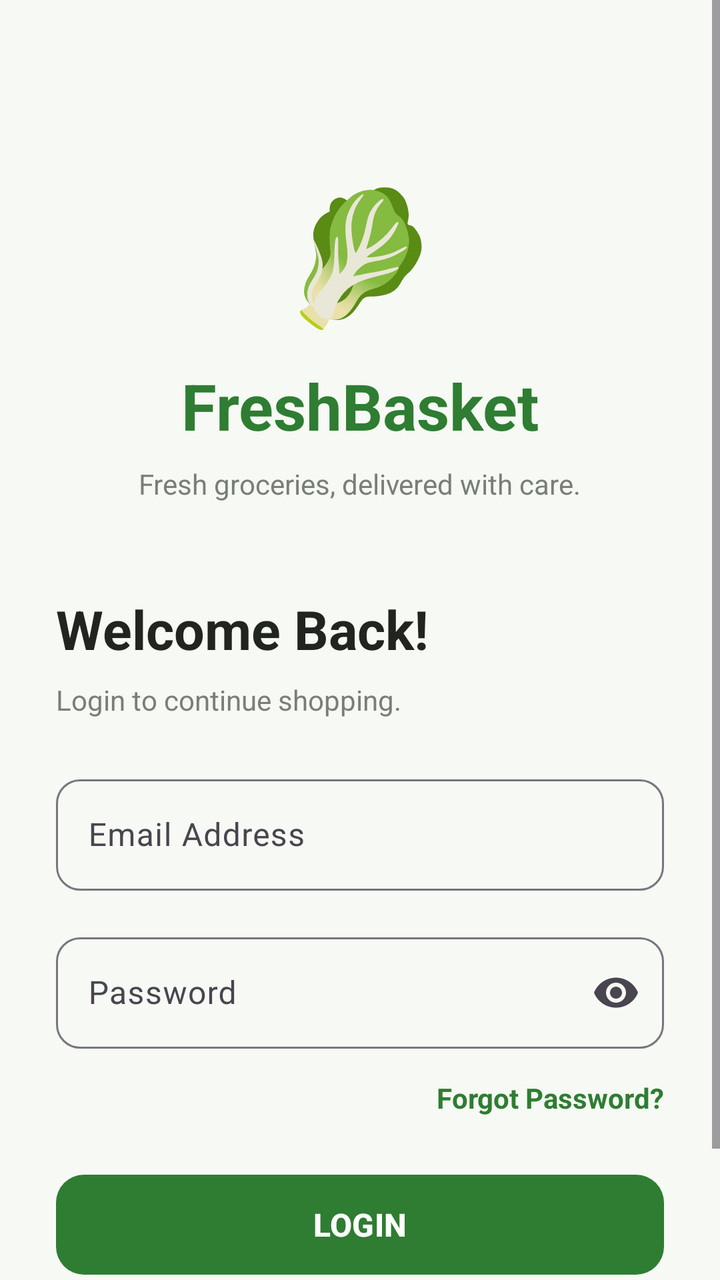
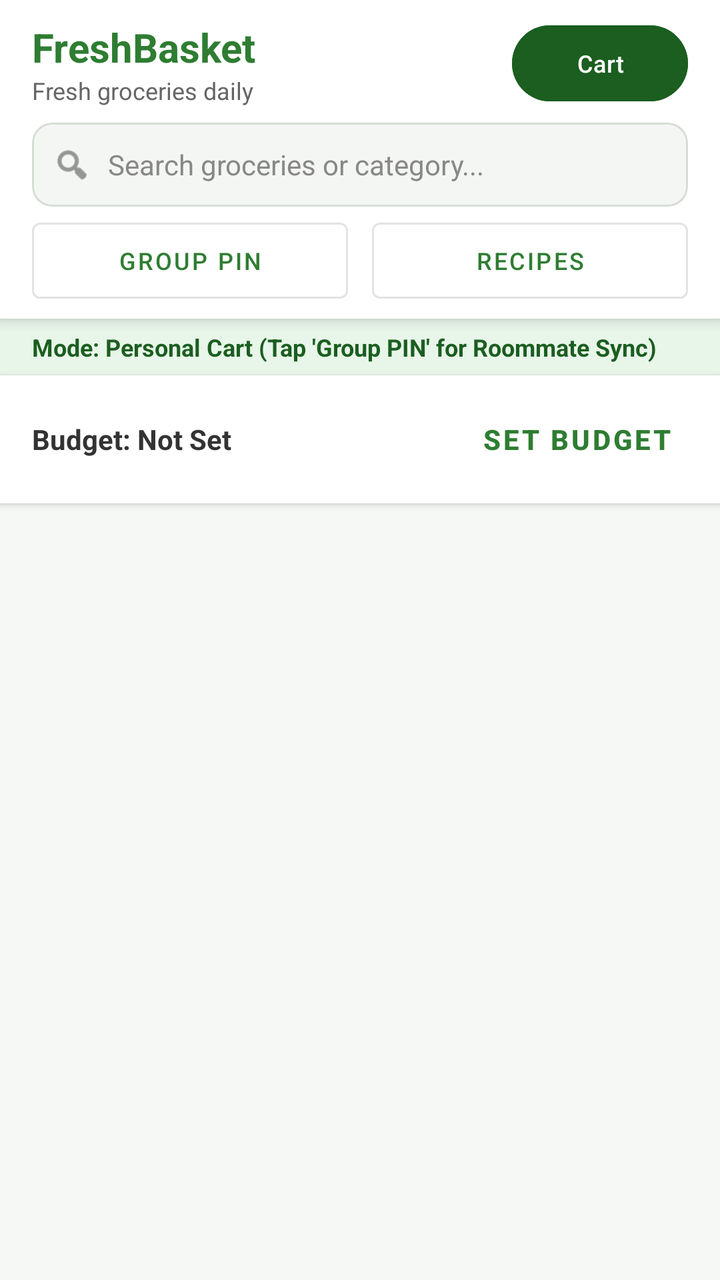

Compare the two renders of this Android layout. The source of the first and the diff that turns it into the second are given below.
<!-- AndroidManifest.xml: application theme Theme.Grocery -->
<!-- res/layout/activity_main.xml -->
<?xml version="1.0" encoding="utf-8"?>
<ScrollView xmlns:android="http://schemas.android.com/apk/res/android"
    xmlns:app="http://schemas.android.com/apk/res-auto"
    android:id="@+id/main"
    android:layout_width="match_parent"
    android:layout_height="match_parent"
    android:background="@color/background"
    android:fillViewport="true">

    <LinearLayout
        android:layout_width="match_parent"
        android:layout_height="wrap_content"
        android:orientation="vertical"
        android:gravity="center_horizontal"
        android:padding="28dp">

        <View
            android:layout_width="match_parent"
            android:layout_height="55dp" />

        <TextView
            android:layout_width="wrap_content"
            android:layout_height="wrap_content"
            android:text="🥬"
            android:textSize="65sp" />

        <TextView
            android:layout_width="wrap_content"
            android:layout_height="wrap_content"
            android:text="FreshBasket"
            android:textSize="32sp"
            android:textStyle="bold"
            android:textColor="@color/primary"
            android:layout_marginTop="12dp" />

        <TextView
            android:layout_width="wrap_content"
            android:layout_height="wrap_content"
            android:text="Fresh groceries, delivered with care."
            android:textSize="14sp"
            android:textColor="@color/text_secondary"
            android:layout_marginTop="8dp" />

        <View
            android:layout_width="match_parent"
            android:layout_height="45dp" />

        <TextView
            android:layout_width="match_parent"
            android:layout_height="wrap_content"
            android:text="Welcome Back!"
            android:textSize="27sp"
            android:textStyle="bold"
            android:textColor="@color/black" />

        <TextView
            android:layout_width="match_parent"
            android:layout_height="wrap_content"
            android:text="Login to continue shopping."
            android:textSize="14sp"
            android:textColor="@color/text_secondary"
            android:layout_marginTop="8dp"
            android:layout_marginBottom="25dp" />

        <com.google.android.material.textfield.TextInputLayout
            android:layout_width="match_parent"
            android:layout_height="wrap_content"
            android:hint="Email Address"
            app:boxBackgroundMode="outline"
            app:boxCornerRadiusTopStart="12dp"
            app:boxCornerRadiusTopEnd="12dp"
            app:boxCornerRadiusBottomStart="12dp"
            app:boxCornerRadiusBottomEnd="12dp">

            <com.google.android.material.textfield.TextInputEditText
                android:id="@+id/etEmail"
                android:layout_width="match_parent"
                android:layout_height="wrap_content"
                android:inputType="textEmailAddress" />

        </com.google.android.material.textfield.TextInputLayout>

        <com.google.android.material.textfield.TextInputLayout
            android:layout_width="match_parent"
            android:layout_height="wrap_content"
            android:hint="Password"
            android:layout_marginTop="18dp"
            app:boxBackgroundMode="outline"
            app:boxCornerRadiusTopStart="12dp"
            app:boxCornerRadiusTopEnd="12dp"
            app:boxCornerRadiusBottomStart="12dp"
            app:boxCornerRadiusBottomEnd="12dp"
            app:endIconMode="password_toggle">

            <com.google.android.material.textfield.TextInputEditText
                android:id="@+id/etPassword"
                android:layout_width="match_parent"
                android:layout_height="wrap_content"
                android:inputType="textPassword" />

        </com.google.android.material.textfield.TextInputLayout>

        <TextView
            android:id="@+id/tvForgotPassword"
            android:layout_width="wrap_content"
            android:layout_height="wrap_content"
            android:text="Forgot Password?"
            android:textColor="@color/primary"
            android:textStyle="bold"
            android:layout_gravity="end"
            android:layout_marginTop="15dp" />

        <com.google.android.material.button.MaterialButton
            android:id="@+id/btnLogin"
            android:layout_width="match_parent"
            android:layout_height="58dp"
            android:text="LOGIN"
            android:textSize="16sp"
            android:textStyle="bold"
            android:layout_marginTop="25dp"
            app:cornerRadius="14dp"
            app:backgroundTint="@color/primary" />

        <LinearLayout
            android:layout_width="wrap_content"
            android:layout_height="wrap_content"
            android:orientation="horizontal"
            android:layout_marginTop="25dp">

            <TextView
                android:layout_width="wrap_content"
                android:layout_height="wrap_content"
                android:text="Don't have an account? "
                android:textColor="@color/text_secondary" />

            <TextView
                android:id="@+id/tvRegister"
                android:layout_width="wrap_content"
                android:layout_height="wrap_content"
                android:text="Register"
                android:textColor="@color/primary"
                android:textStyle="bold" />

        </LinearLayout>

    </LinearLayout>

</ScrollView>
<!-- resources referenced by this layout -->
<resources>
  <color name="background">#F7F9F4</color>
  <color name="black">#202520</color>
  <color name="primary">#2E7D32</color>
  <color name="text_secondary">#777F77</color>
  <style name="Theme.Grocery" parent="Base.Theme.Grocery" />
  <style name="Base.Theme.Grocery" parent="Theme.Material3.DayNight.NoActionBar">
          <item name="colorPrimary">@color/primary</item>
          <item name="colorOnPrimary">@color/white</item>
          <item name="colorSecondary">@color/accent</item>
          <item name="android:statusBarColor">@color/background</item>
          <item name="android:navigationBarColor">@color/background</item>
          <item name="android:windowLightStatusBar">true</item>
          <item name="android:windowBackground">@color/background</item>
      </style>
  <color name="white">#FFFFFF</color>
  <color name="accent">#8BC34A</color>
</resources>

<!-- the commit's change to res/layout/activity_main.xml (unified diff, before → after) -->
@@ -1,148 +1,211 @@
 <?xml version="1.0" encoding="utf-8"?>
-<ScrollView xmlns:android="http://schemas.android.com/apk/res/android"
+<LinearLayout xmlns:android="http://schemas.android.com/apk/res/android"
     xmlns:app="http://schemas.android.com/apk/res-auto"
-    android:id="@+id/main"
     android:layout_width="match_parent"
     android:layout_height="match_parent"
-    android:background="@color/background"
-    android:fillViewport="true">
-
+    android:background="#F6F8F5"
+    android:orientation="vertical">
+
+    
     <LinearLayout
         android:layout_width="match_parent"
         android:layout_height="wrap_content"
+        android:background="#FFFFFF"
+        android:elevation="4dp"
         android:orientation="vertical"
-        android:gravity="center_horizontal"
-        android:padding="28dp">
-
-        <View
-            android:layout_width="match_parent"
-            android:layout_height="55dp" />
+        android:paddingHorizontal="16dp"
+        android:paddingVertical="10dp">
+
+        
+        <LinearLayout
+            android:layout_width="match_parent"
+            android:layout_height="wrap_content"
+            android:gravity="center_vertical"
+            android:orientation="horizontal">
+
+            <LinearLayout
+                android:layout_width="0dp"
+                android:layout_height="wrap_content"
+                android:layout_weight="1"
+                android:orientation="vertical">
+
+                <TextView
+                    android:layout_width="wrap_content"
+                    android:layout_height="wrap_content"
+                    android:text="FreshBasket"
+                    android:textColor="#2E7D32"
+                    android:textSize="20sp"
+                    android:textStyle="bold" />
+
+                <TextView
+                    android:layout_width="wrap_content"
+                    android:layout_height="wrap_content"
+                    android:text="Fresh groceries daily"
+                    android:textColor="#666666"
+                    android:textSize="12sp" />
+            </LinearLayout>
+
+            <com.google.android.material.button.MaterialButton
+                android:id="@+id/btnViewCart"
+                android:layout_width="wrap_content"
+                android:layout_height="38dp"
+                android:backgroundTint="#1B5E20"
+                android:insetTop="0dp"
+                android:insetBottom="0dp"
+                android:text="Cart"
+                android:textColor="#FFFFFF"
+                android:textSize="12sp" />
+        </LinearLayout>
+
+        
+        <com.google.android.material.card.MaterialCardView
+            android:layout_width="match_parent"
+            android:layout_height="42dp"
+            android:layout_marginTop="8dp"
+            app:cardBackgroundColor="#F4F6F4"
+            app:cardCornerRadius="10dp"
+            app:cardElevation="0dp"
+            app:strokeColor="#D5DDD5"
+            app:strokeWidth="1dp">
+
+            <LinearLayout
+                android:layout_width="match_parent"
+                android:layout_height="match_parent"
+                android:gravity="center_vertical"
+                android:orientation="horizontal"
+                android:paddingHorizontal="10dp">
+
+                <ImageView
+                    android:layout_width="20dp"
+                    android:layout_height="20dp"
+                    android:contentDescription="Search"
+                    android:src="@android:drawable/ic_menu_search"
+                    app:tint="#555555" />
+
+                <EditText
+                    android:id="@+id/etSearchProducts"
+                    android:layout_width="0dp"
+                    android:layout_height="match_parent"
+                    android:layout_weight="1"
+                    android:background="@null"
+                    android:hint="Search groceries or category..."
+                    android:imeOptions="actionSearch"
+                    android:inputType="text"
+                    android:maxLines="1"
+                    android:paddingHorizontal="8dp"
+                    android:textColor="#222222"
+                    android:textColorHint="#888888"
+                    android:textSize="14sp" />
+
+                <ImageView
+                    android:id="@+id/btnClearSearch"
+                    android:layout_width="20dp"
+                    android:layout_height="20dp"
+                    android:contentDescription="Clear search"
+                    android:src="@android:drawable/ic_menu_close_clear_cancel"
+                    android:visibility="gone"
+                    app:tint="#777777" />
+            </LinearLayout>
+        </com.google.android.material.card.MaterialCardView>
+
+        
+        <LinearLayout
+            android:layout_width="match_parent"
+            android:layout_height="wrap_content"
+            android:layout_marginTop="8dp"
+            android:orientation="horizontal">
+
+            <com.google.android.material.button.MaterialButton
+                android:id="@+id/btnSharedCartMode"
+                style="@style/Widget.MaterialComponents.Button.OutlinedButton"
+                android:layout_width="0dp"
+                android:layout_height="38dp"
+                android:layout_marginEnd="6dp"
+                android:layout_weight="1"
+                android:insetTop="0dp"
+                android:insetBottom="0dp"
+                android:text="Group PIN"
+                android:textSize="12sp" />
+
+            <com.google.android.material.button.MaterialButton
+                android:id="@+id/btnRecipes"
+                style="@style/Widget.MaterialComponents.Button.OutlinedButton"
+                android:layout_width="0dp"
+                android:layout_height="38dp"
+                android:layout_marginStart="6dp"
+                android:layout_weight="1"
+                android:insetTop="0dp"
+                android:insetBottom="0dp"
+                android:text="Recipes"
+                android:textSize="12sp" />
+        </LinearLayout>
+    </LinearLayout>
+
+    
+    <TextView
+        android:id="@+id/tvModeIndicator"
+        android:layout_width="match_parent"
+        android:layout_height="wrap_content"
+        android:background="#E8F5E9"
+        android:paddingHorizontal="16dp"
+        android:paddingVertical="6dp"
+        android:text="Mode: Personal Cart (Tap 'Group PIN' for Roommate Sync)"
+        android:textColor="#1B5E20"
+        android:textSize="12sp"
+        android:textStyle="bold" />
+
+    
+    <LinearLayout
+        android:layout_width="match_parent"
+        android:layout_height="wrap_content"
+        android:background="#FFFFFF"
+        android:elevation="2dp"
+        android:gravity="center_vertical"
+        android:orientation="horizontal"
+        android:paddingHorizontal="16dp"
+        android:paddingVertical="8dp">
 
         <TextView
+            android:id="@+id/tvBudgetStatus"
+            android:layout_width="0dp"
+            android:layout_height="wrap_content"
+            android:layout_weight="1"
+            android:text="Budget: Not Set"
+            android:textColor="#333333"
+            android:textSize="14sp"
+            android:textStyle="bold" />
+
+        <com.google.android.material.button.MaterialButton
+            android:id="@+id/btnSetBudget"
+            style="@style/Widget.MaterialComponents.Button.TextButton"
             android:layout_width="wrap_content"
             android:layout_height="wrap_content"
-            android:text="🥬"
-            android:textSize="65sp" />
-
-        <TextView
+            android:text="Set Budget"
+            android:textColor="#2E7D32"
+            android:textSize="14sp"
+            android:textStyle="bold" />
+    </LinearLayout>
+
+    
+    <FrameLayout
+        android:layout_width="match_parent"
+        android:layout_height="0dp"
+        android:layout_weight="1">
+
+        <androidx.recyclerview.widget.RecyclerView
+            android:id="@+id/recyclerViewProducts"
+            android:layout_width="match_parent"
+            android:layout_height="match_parent"
+            android:clipToPadding="false"
+            android:padding="8dp" />
+
+        <ProgressBar
+            android:id="@+id/progressBar"
             android:layout_width="wrap_content"
             android:layout_height="wrap_content"
-            android:text="FreshBasket"
-            android:textSize="32sp"
-            android:textStyle="bold"
-            android:textColor="@color/primary"
-            android:layout_marginTop="12dp" />
-
-        <TextView
-            android:layout_width="wrap_content"
-            android:layout_height="wrap_content"
-            android:text="Fresh groceries, delivered with care."
-            android:textSize="14sp"
-            android:textColor="@color/text_secondary"
-            android:layout_marginTop="8dp" />
-
-        <View
-            android:layout_width="match_parent"
-            android:layout_height="45dp" />
-
-        <TextView
-            android:layout_width="match_parent"
-            android:layout_height="wrap_content"
-            android:text="Welcome Back!"
-            android:textSize="27sp"
-            android:textStyle="bold"
-            android:textColor="@color/black" />
-
-        <TextView
-            android:layout_width="match_parent"
-            android:layout_height="wrap_content"
-            android:text="Login to continue shopping."
-            android:textSize="14sp"
-            android:textColor="@color/text_secondary"
-            android:layout_marginTop="8dp"
-            android:layout_marginBottom="25dp" />
-
-        <com.google.android.material.textfield.TextInputLayout
-            android:layout_width="match_parent"
-            android:layout_height="wrap_content"
-            android:hint="Email Address"
-            app:boxBackgroundMode="outline"
-            app:boxCornerRadiusTopStart="12dp"
-            app:boxCornerRadiusTopEnd="12dp"
-            app:boxCornerRadiusBottomStart="12dp"
-            app:boxCornerRadiusBottomEnd="12dp">
-
-            <com.google.android.material.textfield.TextInputEditText
-                android:id="@+id/etEmail"
-                android:layout_width="match_parent"
-                android:layout_height="wrap_content"
-                android:inputType="textEmailAddress" />
-
-        </com.google.android.material.textfield.TextInputLayout>
-
-        <com.google.android.material.textfield.TextInputLayout
-            android:layout_width="match_parent"
-            android:layout_height="wrap_content"
-            android:hint="Password"
-            android:layout_marginTop="18dp"
-            app:boxBackgroundMode="outline"
-            app:boxCornerRadiusTopStart="12dp"
-            app:boxCornerRadiusTopEnd="12dp"
-            app:boxCornerRadiusBottomStart="12dp"
-            app:boxCornerRadiusBottomEnd="12dp"
-            app:endIconMode="password_toggle">
-
-            <com.google.android.material.textfield.TextInputEditText
-                android:id="@+id/etPassword"
-                android:layout_width="match_parent"
-                android:layout_height="wrap_content"
-                android:inputType="textPassword" />
-
-        </com.google.android.material.textfield.TextInputLayout>
-
-        <TextView
-            android:id="@+id/tvForgotPassword"
-            android:layout_width="wrap_content"
-            android:layout_height="wrap_content"
-            android:text="Forgot Password?"
-            android:textColor="@color/primary"
-            android:textStyle="bold"
-            android:layout_gravity="end"
-            android:layout_marginTop="15dp" />
-
-        <com.google.android.material.button.MaterialButton
-            android:id="@+id/btnLogin"
-            android:layout_width="match_parent"
-            android:layout_height="58dp"
-            android:text="LOGIN"
-            android:textSize="16sp"
-            android:textStyle="bold"
-            android:layout_marginTop="25dp"
-            app:cornerRadius="14dp"
-            app:backgroundTint="@color/primary" />
-
-        <LinearLayout
-            android:layout_width="wrap_content"
-            android:layout_height="wrap_content"
-            android:orientation="horizontal"
-            android:layout_marginTop="25dp">
-
-            <TextView
-                android:layout_width="wrap_content"
-                android:layout_height="wrap_content"
-                android:text="Don't have an account? "
-                android:textColor="@color/text_secondary" />
-
-            <TextView
-                android:id="@+id/tvRegister"
-                android:layout_width="wrap_content"
-                android:layout_height="wrap_content"
-                android:text="Register"
-                android:textColor="@color/primary"
-                android:textStyle="bold" />
-
-        </LinearLayout>
-
-    </LinearLayout>
-
-</ScrollView>
+            android:layout_gravity="center"
+            android:indeterminateTint="#2E7D32" />
+
+    </FrameLayout>
+
+</LinearLayout>
<!-- resource entries referenced after the edit -->
@@ -1,9 +1,7 @@
 <!-- resources referenced by this layout -->
 <resources>
   <color name="background">#F7F9F4</color>
-  <color name="black">#202520</color>
   <color name="primary">#2E7D32</color>
-  <color name="text_secondary">#777F77</color>
   <style name="Theme.Grocery" parent="Base.Theme.Grocery" />
   <style name="Base.Theme.Grocery" parent="Theme.Material3.DayNight.NoActionBar">
           <item name="colorPrimary">@color/primary</item>
